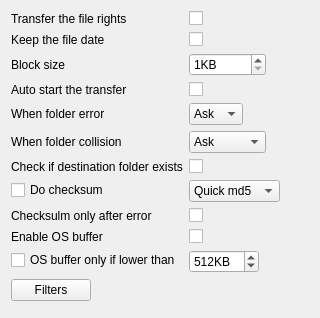
Qt form plugins/CopyEngine/Ultracopier-0.3/options.ui (alphaonex86/Ultracopier) before a commit.
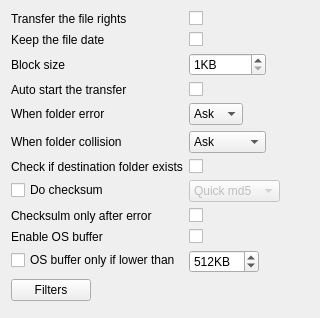
The same form after that commit.

Commit message: Fix the options saving/loading

The edit to the form file:
```diff
--- a/plugins/CopyEngine/Ultracopier-0.3/options.ui
+++ b/plugins/CopyEngine/Ultracopier-0.3/options.ui
@@ -151,6 +151,9 @@
    </item>
    <item row="7" column="1">
     <widget class="QComboBox" name="checksumType">
+     <property name="enabled">
+      <bool>false</bool>
+     </property>
      <item>
       <property name="text">
        <string>Quick md5</string>
```
Left out of the diff: 8 changed lines with no effect on the pictures. The commit also changes 2 other files.
